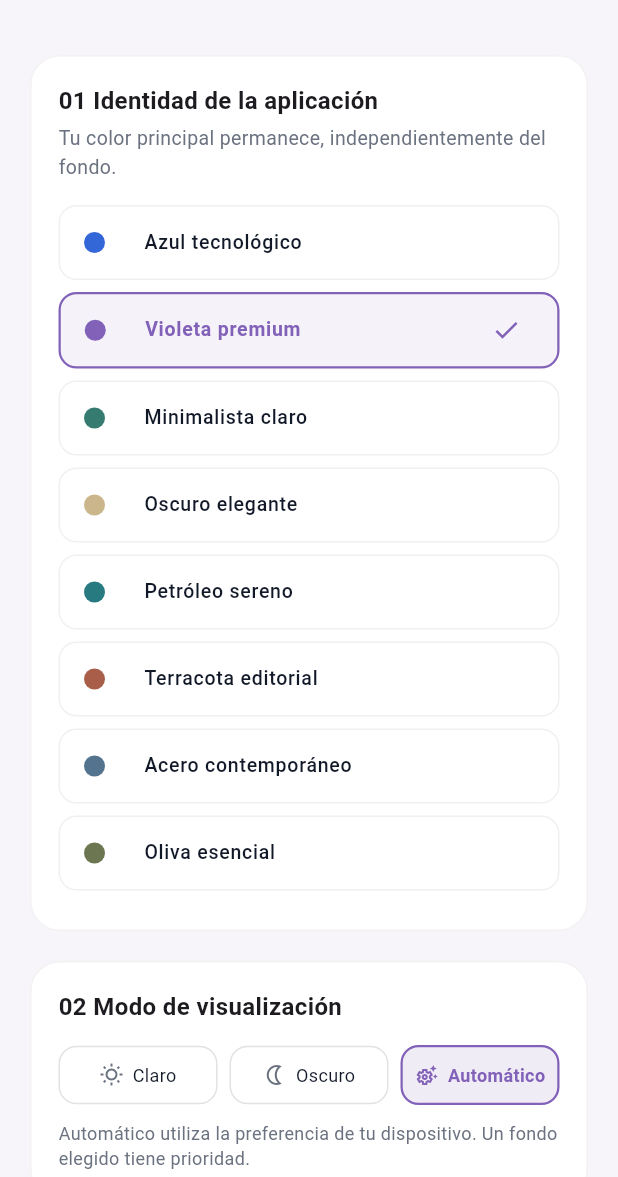
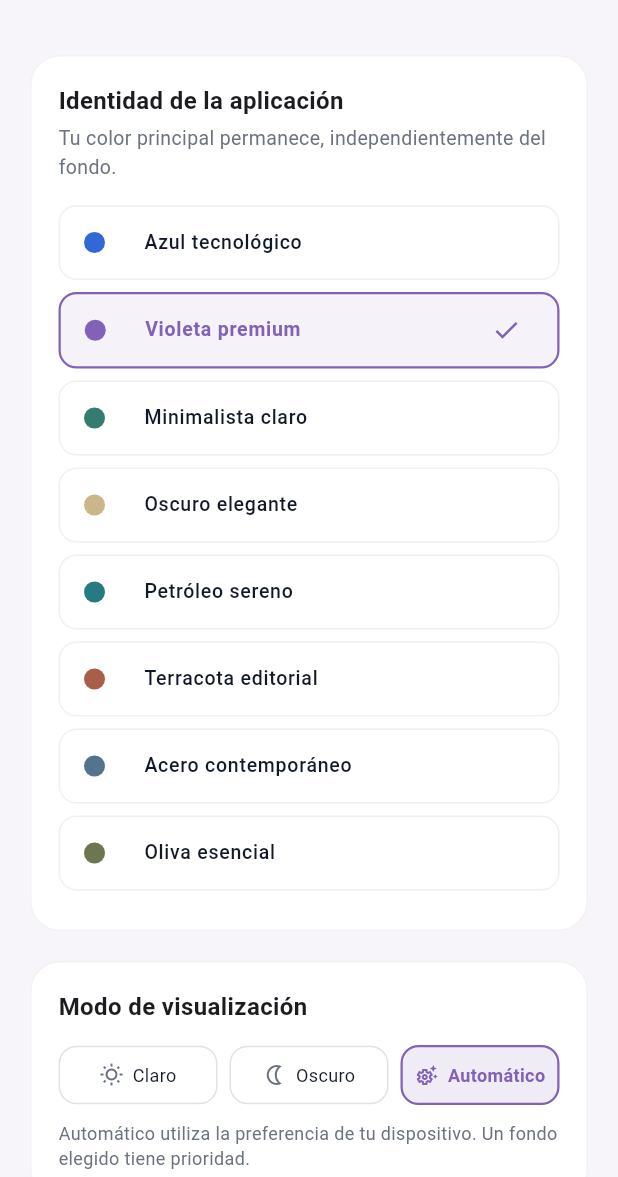
Before and after one commit to maddieflores/Kpital, a Flutter app: the AppearanceScreen screen opened directly, on a phone screen of 412 x 824 dp, the part 59-1236 px from its top. Run offline on Flutter 3.47's test engine with Material 3 defaults, Android fonts, the phone set to English and light mode, and no system bars; our stand-ins replace firebase_core, firebase_messaging, fl_chart, flutter_local_notifications, image_picker, local_auth and 1 more; accounts and stored records are empty.

Commit message:
refactor(ui): polish appearance headers, inventory titles, and transaction list items
- Remove numeric prefixes from AppearanceScreen section headers
- Remove internal module tag from InventoryScreen title
- Display transaction description notes when a contact name is present in TransactionsScreen

```diff
--- a/frontend/lib/features/appearance/screens/appearance_screen.dart
+++ b/frontend/lib/features/appearance/screens/appearance_screen.dart
@@ -51,7 +51,7 @@ class _AppearanceScreenState extends State<AppearanceScreen> {
       body: ListView(
         padding: const EdgeInsets.all(20),
         children: [
-          // 01 Identidad de la aplicación
+          // Identidad de la aplicación
           Container(
             padding: const EdgeInsets.all(18),
             decoration: BoxDecoration(
@@ -62,7 +62,7 @@ class _AppearanceScreenState extends State<AppearanceScreen> {
             child: Column(
               crossAxisAlignment: CrossAxisAlignment.start,
               children: [
-                const Text("01 Identidad de la aplicación", style: TextStyle(fontWeight: FontWeight.bold, fontSize: 16)),
+                const Text("Identidad de la aplicación", style: TextStyle(fontWeight: FontWeight.bold, fontSize: 16)),
                 const SizedBox(height: 4),
                 Text(
                   "Tu color principal permanece, independientemente del fondo.",
@@ -105,7 +105,7 @@ class _AppearanceScreenState extends State<AppearanceScreen> {
           ),
           const SizedBox(height: 20),
 
-          // 02 Modo de visualización
+          // Modo de visualización
           Container(
             padding: const EdgeInsets.all(18),
             decoration: BoxDecoration(
@@ -116,7 +116,7 @@ class _AppearanceScreenState extends State<AppearanceScreen> {
             child: Column(
               crossAxisAlignment: CrossAxisAlignment.start,
               children: [
-                const Text("02 Modo de visualización", style: TextStyle(fontWeight: FontWeight.bold, fontSize: 16)),
+                const Text("Modo de visualización", style: TextStyle(fontWeight: FontWeight.bold, fontSize: 16)),
                 const SizedBox(height: 14),
                 Row(
                   children: [
@@ -137,7 +137,7 @@ class _AppearanceScreenState extends State<AppearanceScreen> {
           ),
           const SizedBox(height: 20),
 
-          // 03 Elige tu fondo
+          // Elige tu fondo
           Container(
             padding: const EdgeInsets.all(18),
             decoration: BoxDecoration(
@@ -148,7 +148,7 @@ class _AppearanceScreenState extends State<AppearanceScreen> {
             child: Column(
               crossAxisAlignment: CrossAxisAlignment.start,
               children: [
-                const Text("03 Elige tu fondo", style: TextStyle(fontWeight: FontWeight.bold, fontSize: 16)),
+                const Text("Elige tu fondo", style: TextStyle(fontWeight: FontWeight.bold, fontSize: 16)),
                 const SizedBox(height: 14),
                 GridView.builder(
                   shrinkWrap: true,
--- a/frontend/lib/features/inventory/screens/inventory_screen.dart
+++ b/frontend/lib/features/inventory/screens/inventory_screen.dart
@@ -70,7 +70,7 @@ class InventoryScreen extends StatelessWidget {
                           crossAxisAlignment: CrossAxisAlignment.start,
                           children: [
                             Text(
-                              'Inventario & Escalas (Módulo 5)',
+                              'Inventario & Escalas',
                               style: TextStyle(
                                 fontSize: 18,
                                 fontWeight: FontWeight.bold,
```
Also changed, not shown: frontend/lib/features/transactions/screens/transactions_screen.dart (+15 -0 lines).
